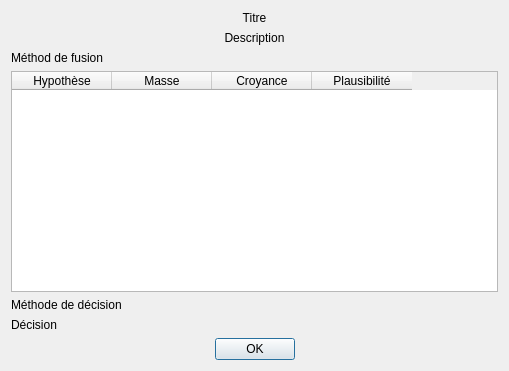
Qt form UI/ResultatsDialog.ui (Hamza5/Plateforme-outils-SII) before a commit.
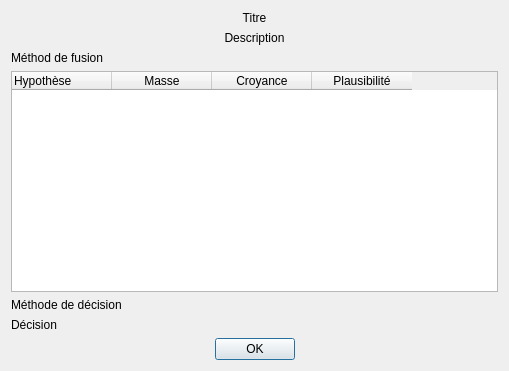
The same form after that commit.

Commit message: Ajouter le fichier ResultatsDialog.ui (Oublié)

```diff
--- a/UI/ResultatsDialog.ui
+++ b/UI/ResultatsDialog.ui
@@ -59,21 +59,33 @@
       <property name="text">
        <string>Hypothèse</string>
       </property>
+      <property name="textAlignment">
+       <set>AlignLeft|AlignVCenter</set>
+      </property>
      </column>
      <column>
       <property name="text">
        <string>Masse</string>
       </property>
+      <property name="textAlignment">
+       <set>AlignHCenter|AlignVCenter|AlignCenter</set>
+      </property>
      </column>
      <column>
       <property name="text">
        <string>Croyance</string>
       </property>
+      <property name="textAlignment">
+       <set>AlignHCenter|AlignVCenter|AlignCenter</set>
+      </property>
      </column>
      <column>
       <property name="text">
        <string>Plausibilité</string>
       </property>
+      <property name="textAlignment">
+       <set>AlignHCenter|AlignVCenter|AlignCenter</set>
+      </property>
      </column>
     </widget>
    </item>
```
The commit also changes 4 other files.
